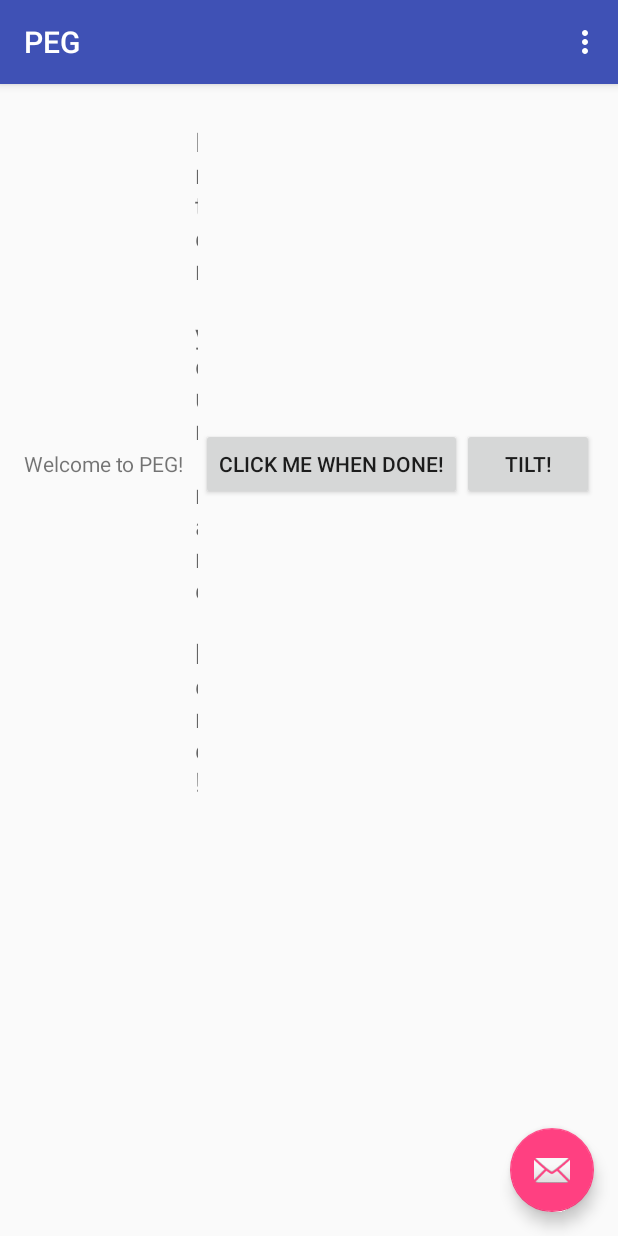
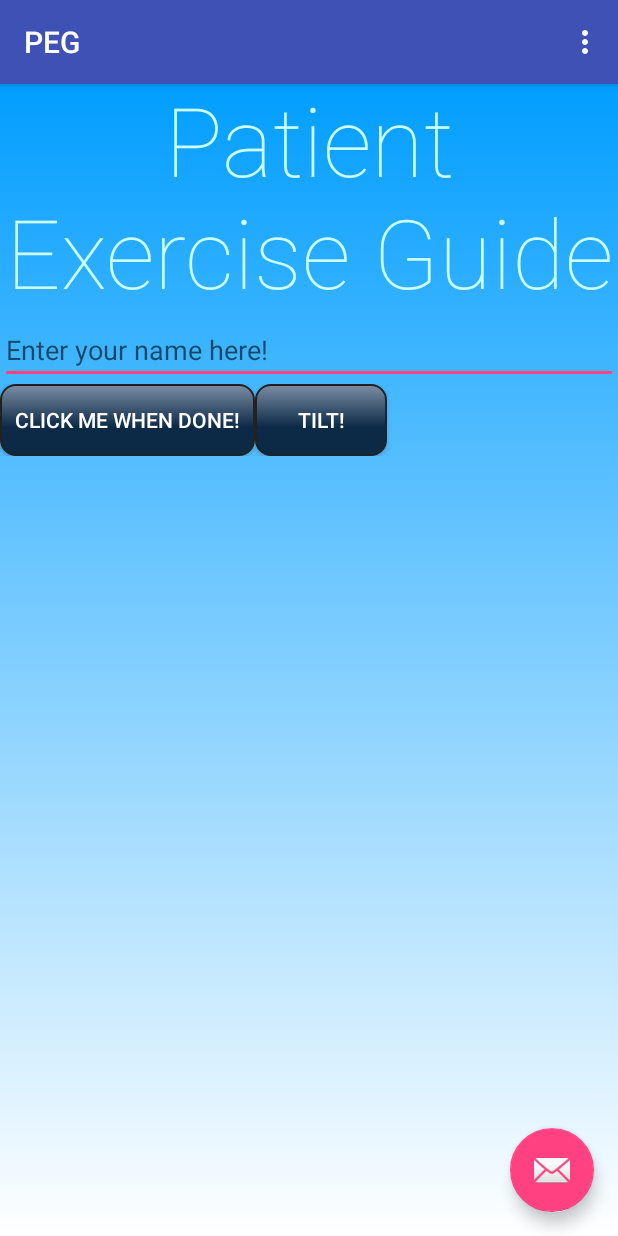
Before and after one commit to slmclane/PEG, an Android app: the screen it shows after launch (LandingPage), on a phone screen of 412 x 824 dp. Run offline under Robolectric (Android 15) with nearby library versions, the light colour scheme and no system bars.

Commit message:
Doin' it!

```diff
--- /dev/null
+++ b/app/src/main/res/drawable/button.xml
@@ -0,0 +1,25 @@
+<?xml version="1.0" encoding="utf-8"?>
+<shape xmlns:android="http://schemas.android.com/apk/res/android"
+    android:shape="rectangle" >
+
+    <corners android:radius="10dip" />
+
+        <gradient
+            android:angle="90"
+            android:centerColor="#0c2a46"
+            android:centerY="0.4"
+            android:endColor="#7c8ea5"
+            android:startColor="#0c2a46"
+            android:type="linear" />
+
+        <padding
+            android:bottom="5dip"
+            android:left="10dip"
+            android:right="10dip"
+            android:top="5dip" />
+
+        <stroke
+            android:width="1dip"
+            android:color="#222" />
+
+</shape>
--- /dev/null
+++ b/app/src/main/res/drawable/radialback.xml
@@ -0,0 +1,12 @@
+<?xml version="1.0" encoding="utf-8"?>
+<selector xmlns:android="http://schemas.android.com/apk/res/android">
+    <item>
+        <shape>
+            <gradient
+                android:angle="90"
+                android:startColor="#FFFFFF"
+                android:endColor="#009dff"
+                android:type="linear" />
+        </shape>
+    </item>
+</selector>
--- a/app/src/main/res/layout/content_landing_page.xml
+++ b/app/src/main/res/layout/content_landing_page.xml
@@ -1,35 +1,62 @@
 <?xml version="1.0" encoding="utf-8"?>
-<LinearLayout xmlns:android="http://schemas.android.com/apk/res/android"
+<LinearLayout
+    xmlns:android="http://schemas.android.com/apk/res/android"
     xmlns:tools="http://schemas.android.com/tools"
-    xmlns:app="http://schemas.android.com/apk/res-auto" android:layout_width="match_parent"
-    android:layout_height="match_parent" android:paddingLeft="@dimen/activity_horizontal_margin" android:orientation="horizontal"
-    android:paddingRight="@dimen/activity_horizontal_margin"
-    android:paddingTop="@dimen/activity_vertical_margin"
-    android:paddingBottom="@dimen/activity_vertical_margin"
-    app:layout_behavior="@string/appbar_scrolling_view_behavior"
-    tools:showIn="@layout/activity_landing_page" tools:context=".LandingPage">
+    xmlns:app="http://schemas.android.com/apk/res-auto"
+    android:layout_width="match_parent"
+    android:layout_height="match_parent"
+    android:orientation="vertical"
+    android:layout_marginTop="50dp"
+    tools:showIn="@layout/activity_landing_page"
+    tools:context=".LandingPage"
+    android:background="@drawable/radialback">
 
-    <TextView android:text="Welcome to PEG!" android:layout_width="wrap_content"
+    <LinearLayout
+        android:orientation="horizontal"
+        android:layout_width="match_parent"
+        android:layout_height="wrap_content">
+
+    <TextView android:text="Patient Exercise Guide" android:layout_width="wrap_content"
+        android:fontFamily="sans-serif-thin"
+        android:textSize="64sp"
+        android:textColor="#ccffff"
+        android:gravity="center"
         android:layout_weight="1"
         android:layout_height="wrap_content" />
 
+    </LinearLayout>
+
+    <LinearLayout
+        android:layout_width="match_parent"
+        android:layout_height="wrap_content"
+        android:orientation="vertical">
+
     <EditText android:id="@+id/edit_message"
         android:layout_weight="1"
-        android:layout_width="0dp"
+        android:layout_width="match_parent"
         android:layout_height="wrap_content"
         android:hint="@string/edit_message" />
+
+        <LinearLayout
+        android:layout_width="match_parent"
+        android:layout_height="wrap_content"
+        android:orientation="horizontal">
     <Button
         android:layout_width="wrap_content"
         android:layout_height="wrap_content"
         android:onClick="sendMessage"
-        android:text="@string/button_send" />
+        android:text="@string/button_send"
+        android:textColor="#FFFFFF"
+        android:background="@drawable/button" />
 
     <Button
         android:layout_width="wrap_content"
         android:layout_height="wrap_content"
         android:onClick="goToTilt"
-        android:text="@string/button_tilt" />
-
-
+        android:background="@drawable/button"
+        android:text="@string/button_tilt"
+        android:textColor="#FFFFFF"/>
+</LinearLayout>
+    </LinearLayout>
 
 </LinearLayout>
```
Also changed, not shown: app/src/main/java/com/example/strykermclane/peg/DisplayMessageActivity.java (+16 -0 lines), app/src/main/java/com/example/strykermclane/peg/LandingPage.java (+23 -1 lines), app/src/main/java/com/example/strykermclane/peg/Tilt.java (+47 -6 lines), app/src/main/res/layout/activity_tilt.xml (+67 -6 lines), app/src/main/res/layout/content_display_message.xml (+8 -2 lines), app/src/main/res/values/strings.xml (+9 -0 lines).
